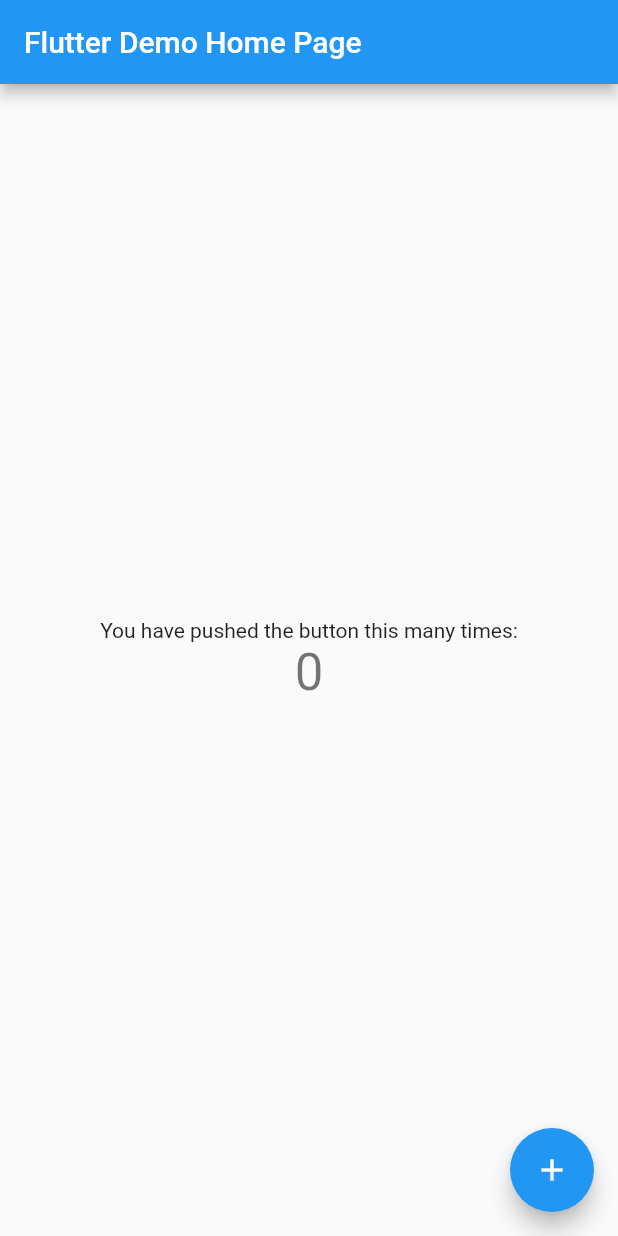
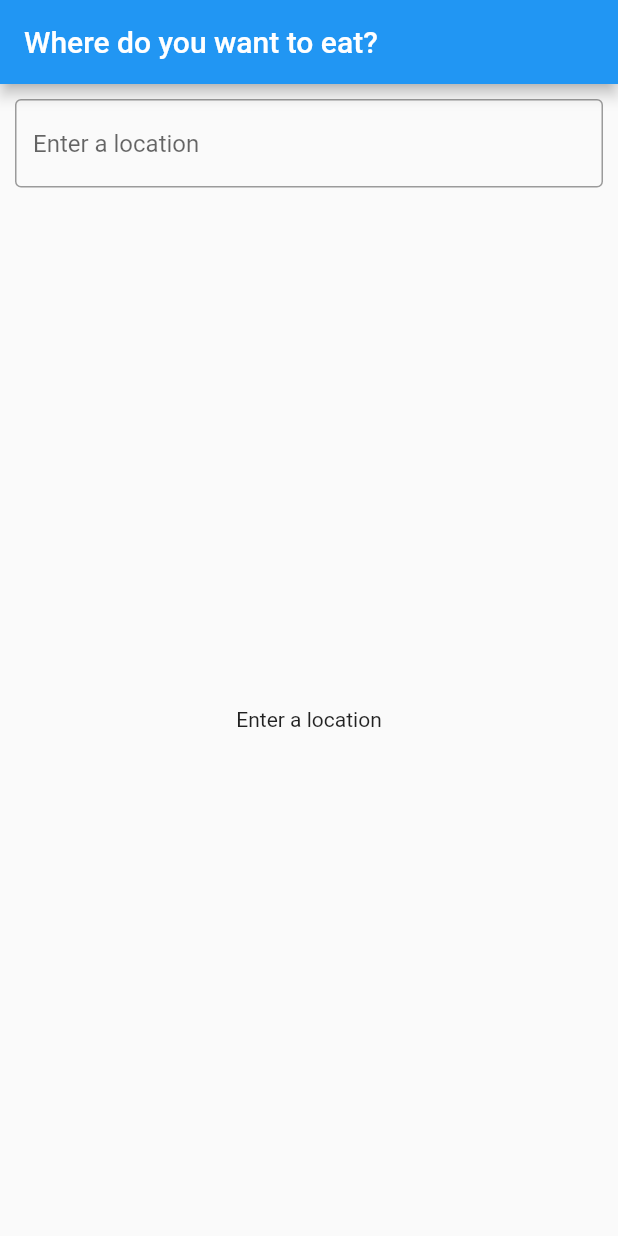
Before and after one commit to ovicristurean/BlocBasics, a Flutter app: the screen it shows after launch, on a phone screen of 412 x 824 dp. Run offline on Flutter 3.47's test engine with Material 2 defaults, Android fonts, the phone set to English and light mode, and no system bars.

Commit message:
create blocs for Location and LocationQuery

```diff
--- /dev/null
+++ b/bloc_basics/lib/bloc/bloc.dart
@@ -0,0 +1,3 @@
+abstract class Bloc {
+  void dispose();
+}
--- /dev/null
+++ b/bloc_basics/lib/bloc/location_bloc.dart
@@ -0,0 +1,24 @@
+import 'dart:async';
+
+import 'package:blocbasics/bloc/bloc.dart';
+import 'package:blocbasics/data/location.dart';
+
+class LocationBloc implements Bloc {
+  Location _location;
+
+  Location get selectedLocation => _location;
+
+  final _locationController = StreamController<Location>();
+
+  Stream<Location> get locationStream => _locationController.stream;
+
+  void selectLocation(Location location) {
+    _location = location;
+    _locationController.sink.add(location);
+  }
+
+  @override
+  void dispose() {
+    _locationController.close();
+  }
+}
--- /dev/null
+++ b/bloc_basics/lib/bloc/location_query_bloc.dart
@@ -0,0 +1,25 @@
+
+import 'dart:async';
+
+import 'package:blocbasics/bloc/bloc.dart';
+import 'package:blocbasics/data/location.dart';
+
+import '../constants.dart';
+
+class LocationQueryBloc implements Bloc {
+
+  final _controller = StreamController<List<Location>>();
+  final _client = ZomatoClient();
+  Stream<List<Location>> get locationStream => _controller.stream;
+
+  void submitQuery(String query) async {
+    // 1
+   // final results = await _client.fetchLocations(query);
+    //_controller.sink.add(results);
+  }
+
+  @override
+  void dispose() {
+    _controller.close();
+  }
+}
--- /dev/null
+++ b/bloc_basics/lib/constants.dart
@@ -0,0 +1,6 @@
+
+class ZomatoClient {
+  final _apiKey = "84596bdf8ee90afb22f84cfeb16a264d";
+
+
+}
--- /dev/null
+++ b/bloc_basics/lib/data/location.dart
@@ -0,0 +1,8 @@
+class Location {
+  double _latitude;
+  double _longitude;
+
+  double get latitude => _latitude;
+
+  double get longitude => _longitude;
+}
--- a/bloc_basics/lib/main.dart
+++ b/bloc_basics/lib/main.dart
@@ -1,3 +1,6 @@
+import 'package:blocbasics/bloc/bloc_provider.dart';
+import 'package:blocbasics/bloc/location_bloc.dart';
+import 'package:blocbasics/ui/main_screen.dart';
 import 'package:flutter/material.dart';
 
 void main() {
@@ -8,7 +11,11 @@ class MyApp extends StatelessWidget {
   // This widget is the root of your application.
   @override
   Widget build(BuildContext context) {
-    return MaterialApp(
+    final bloc = LocationBloc();
+
+    return BlocProvider<LocationBloc>(
+      bloc: bloc,
+      child: MaterialApp(
         title: 'Flutter Demo',
         theme: ThemeData(
           // This is the theme of your application.
@@ -26,7 +33,8 @@ class MyApp extends StatelessWidget {
           // closer together (more dense) than on mobile platforms.
           visualDensity: VisualDensity.adaptivePlatformDensity,
         ),
-      home: MyHomePage(title: 'Flutter Demo Home Page'),
+        home: MainScreen(),
+      ),
     );
   }
 }
--- /dev/null
+++ b/bloc_basics/lib/ui/location_screen.dart
@@ -0,0 +1,43 @@
+import 'package:blocbasics/bloc/bloc_provider.dart';
+import 'package:blocbasics/bloc/location_query_bloc.dart';
+import 'package:flutter/cupertino.dart';
+import 'package:flutter/material.dart';
+
+class LocationScreen extends StatelessWidget {
+  @override
+  Widget build(BuildContext context) {
+    final bloc = LocationQueryBloc();
+
+    return BlocProvider<LocationQueryBloc>(
+      bloc: bloc,
+      child: Scaffold(
+        appBar: AppBar(
+          title: Text("Where do you want to eat?"),
+        ),
+        body: Column(
+          children: <Widget>[
+            Padding(
+              padding: const EdgeInsets.all(10.0),
+              child: TextField(
+                decoration: InputDecoration(
+                  border: OutlineInputBorder(),
+                  hintText: "Enter a location",
+                ),
+                onChanged: (query) {},
+              ),
+            ),
+            Expanded(
+              child: _buildResults(),
+            )
+          ],
+        ),
+      ),
+    );
+  }
+
+  Widget _buildResults() {
+    return Center(
+      child: Text("Enter a location"),
+    );
+  }
+}
--- /dev/null
+++ b/bloc_basics/lib/ui/main_screen.dart
@@ -0,0 +1,24 @@
+
+import 'package:blocbasics/bloc/bloc_provider.dart';
+import 'package:blocbasics/bloc/location_bloc.dart';
+import 'package:blocbasics/data/location.dart';
+import 'package:blocbasics/ui/location_screen.dart';
+import 'package:flutter/cupertino.dart';
+
+class MainScreen extends StatelessWidget {
+  @override
+  Widget build(BuildContext context) {
+    return StreamBuilder<Location>(
+      stream: BlocProvider.of<LocationBloc>(context).locationStream,
+      builder: (context, snapshot) {
+        final location = snapshot.data;
+
+        if (location == null) {
+          return LocationScreen();
+        }
+
+        return Container();
+      },
+    );
+  }
+}
```
Also changed, not shown: bloc_basics/lib/bloc/bloc_provider.dart (added, +31 -0 lines). Lines whose indentation alone changed are shown as unchanged.
